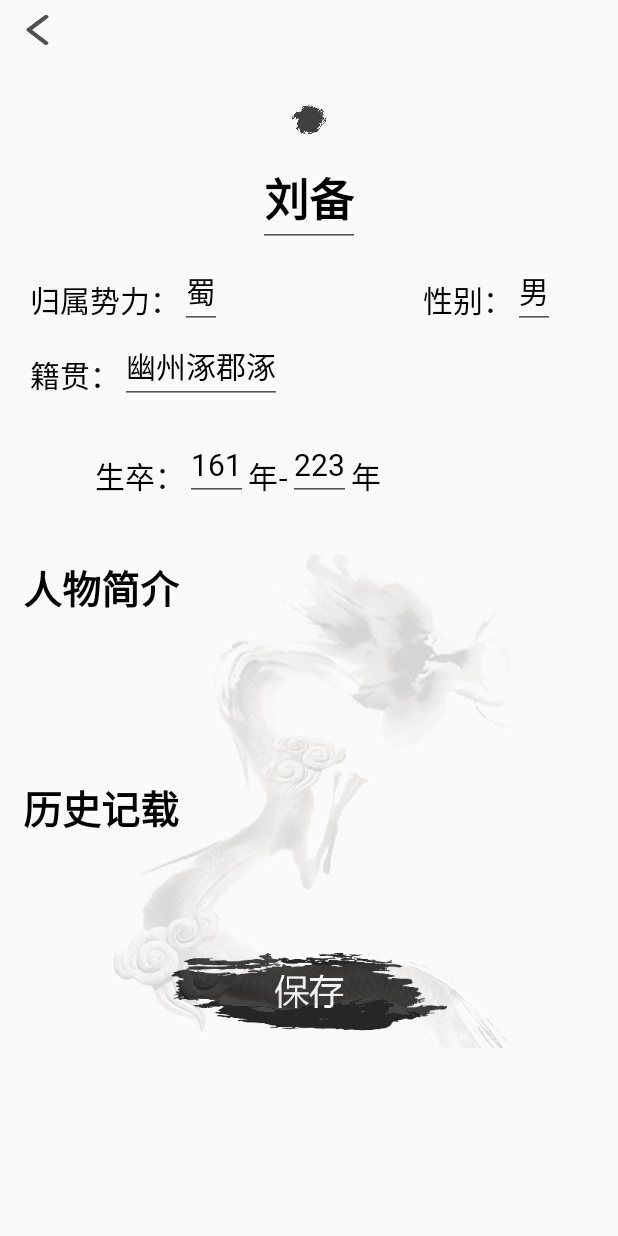
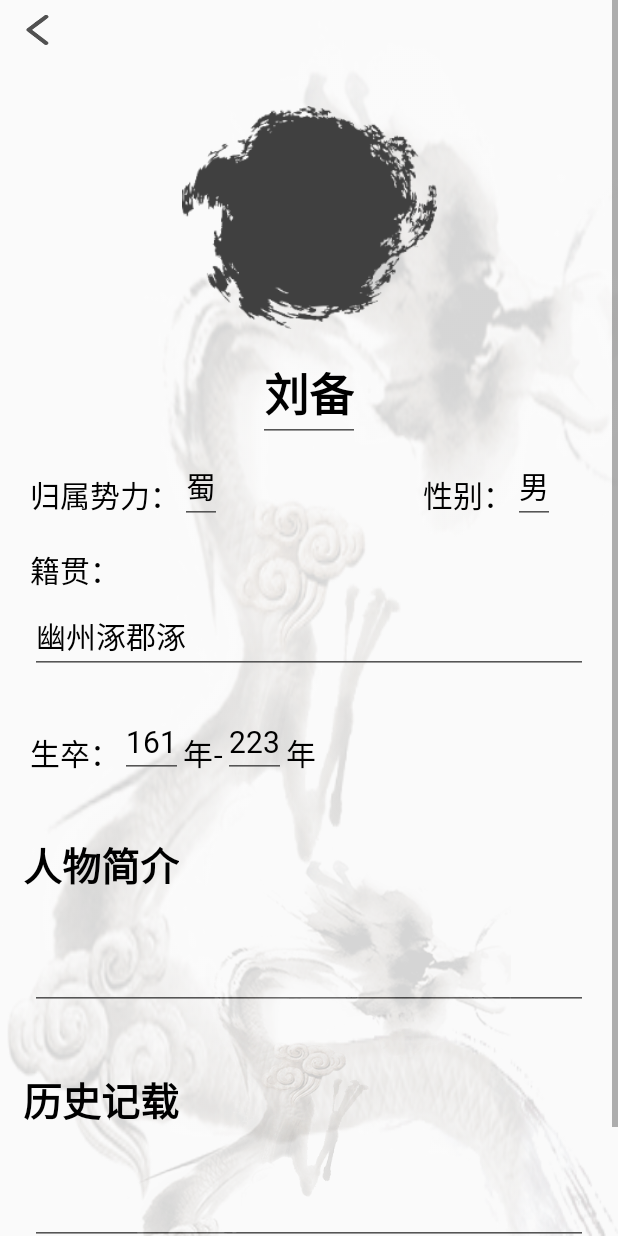
Before and after one commit to MegrezZhu/PeachGarden, an Android app: the layout modify.xml on its own in the app's theme, with its tools: preview values and no code run, on a phone screen of 412 x 824 dp. Run offline under Robolectric (Android 15) with nearby library versions, the phone set to English and light mode, and no system bars.

Commit message:
done (#18)
modify page finished.

```diff
--- a/PeachGarden/app/src/main/java/com/zyuco/peachgarden/DetailActivity.java
+++ b/PeachGarden/app/src/main/java/com/zyuco/peachgarden/DetailActivity.java
@@ -131,6 +131,7 @@ public class DetailActivity extends AppCompatActivity {
 
                         } else if (menuItem.getItemId() == R.id.edit) {
                             Intent intent = new Intent(DetailActivity.this, ModifyActivity.class);
+                            intent.putExtra("character",data);
                             DetailActivity.this.startActivity(intent);
                         }
                         return false;
--- a/PeachGarden/app/src/main/res/layout/modify.xml
+++ b/PeachGarden/app/src/main/res/layout/modify.xml
@@ -1,7 +1,9 @@
 <?xml version="1.0" encoding="utf-8"?>
 <ScrollView
+    android:id="@+id/detail_scroll_view"
     android:layout_width="match_parent"
     android:layout_height="match_parent"
+    android:background="@mipmap/detail_man_bg"
     xmlns:android="http://schemas.android.com/apk/res/android">
     <android.support.constraint.ConstraintLayout xmlns:android="http://schemas.android.com/apk/res/android"
         xmlns:app="http://schemas.android.com/apk/res-auto"
@@ -16,7 +18,7 @@
             android:layout_width="match_parent"
             android:layout_height="match_parent"
             android:orientation="vertical"
-            app:layout_constraintGuide_percent="0.3"
+            app:layout_constraintGuide_begin="20dp"
             />
         <android.support.constraint.Guideline
             android:id="@+id/guideline"
@@ -38,7 +40,7 @@
         <ImageView
             android:id="@+id/detail_avatarBg"
             android:layout_width="170dp"
-            android:layout_height="20dp"
+            android:layout_height="150dp"
             android:layout_marginTop="70dp"
             android:src="@mipmap/avatar_bg"
             app:layout_constraintLeft_toLeftOf="parent"
@@ -131,17 +133,20 @@
             app:layout_constraintTop_toBottomOf="@id/detail_belong"/>
         <EditText
             android:id="@+id/detail_origin_input"
-            android:layout_width="wrap_content"
+            android:layout_width="0dp"
             android:layout_height="wrap_content"
             android:layout_marginTop="4dp"
             android:textColor="#000"
             android:textSize="20sp"
             android:text="幽州涿郡涿"
             android:maxLength="20"
+            android:layout_marginLeft="20dp"
+            android:layout_marginRight="20dp"
             android:theme="@style/MyEditText"
-            app:layout_constraintLeft_toRightOf="@id/detail_origin"
+            app:layout_constraintLeft_toLeftOf="parent"
+            app:layout_constraintRight_toRightOf="parent"
             android:textCursorDrawable="@null"
-            app:layout_constraintTop_toBottomOf="@id/detail_belong"/>
+            app:layout_constraintTop_toBottomOf="@id/detail_origin"/>
 
         <TextView
             android:id="@+id/detail_live"
@@ -151,8 +156,8 @@
             android:textColor="#000"
             android:textSize="20sp"
             android:text="生卒："
-            app:layout_constraintRight_toRightOf="@+id/middle_guideline"
-            app:layout_constraintTop_toBottomOf="@id/detail_origin"/>
+            app:layout_constraintLeft_toRightOf="@+id/middle_guideline"
+            app:layout_constraintTop_toBottomOf="@id/detail_origin_input"/>
         <EditText
             android:id="@+id/from"
             android:layout_width="wrap_content"
@@ -166,7 +171,7 @@
             android:inputType="number"
             app:layout_constraintLeft_toRightOf="@+id/detail_live"
             android:textCursorDrawable="@null"
-            app:layout_constraintTop_toBottomOf="@id/detail_origin"/>
+            app:layout_constraintTop_toBottomOf="@id/detail_origin_input"/>
         <TextView
             android:id="@+id/year"
             android:layout_width="wrap_content"
@@ -176,7 +181,7 @@
             android:textSize="20sp"
             android:text="年-"
             app:layout_constraintLeft_toRightOf="@+id/from"
-            app:layout_constraintTop_toBottomOf="@id/detail_origin"/>
+            app:layout_constraintTop_toBottomOf="@id/detail_origin_input"/>
         <EditText
             android:id="@+id/to"
             android:layout_width="wrap_content"
@@ -190,7 +195,7 @@
             android:inputType="number"
             app:layout_constraintLeft_toRightOf="@+id/year"
             android:textCursorDrawable="@null"
-            app:layout_constraintTop_toBottomOf="@id/detail_origin"/>
+            app:layout_constraintTop_toBottomOf="@id/detail_origin_input"/>
         <TextView
             android:id="@+id/second_year"
             android:layout_width="wrap_content"
@@ -200,7 +205,7 @@
             android:textSize="20sp"
             android:text="年"
             app:layout_constraintLeft_toRightOf="@+id/to"
-            app:layout_constraintTop_toBottomOf="@id/detail_origin"/>
+            app:layout_constraintTop_toBottomOf="@id/detail_origin_input"/>
 
         <TextView
             android:id="@+id/abstractLabel"
@@ -215,7 +220,7 @@
             app:layout_constraintLeft_toLeftOf="parent"
             app:layout_constraintTop_toBottomOf="@id/detail_live"/>
 
-        <TextView
+        <EditText
             android:id="@+id/detail_abstract"
             android:layout_width="0dp"
             android:layout_height="wrap_content"
@@ -225,6 +230,9 @@
             android:paddingBottom="20dp"
             android:textColor="#000"
             android:textSize="20sp"
+            android:layout_marginLeft="20dp"
+            android:layout_marginRight="20dp"
+            android:theme="@style/MyEditText"
             app:layout_constraintLeft_toLeftOf="parent"
             app:layout_constraintRight_toRightOf="parent"
             app:layout_constraintTop_toBottomOf="@id/abstractLabel"/>
@@ -241,7 +249,7 @@
             app:layout_constraintLeft_toLeftOf="parent"
             app:layout_constraintTop_toBottomOf="@id/detail_abstract"/>
 
-        <TextView
+        <EditText
             android:id="@+id/detail_desription"
             android:layout_width="0dp"
             android:layout_height="wrap_content"
@@ -251,6 +259,9 @@
             android:paddingBottom="20dp"
             android:textColor="#000"
             android:textSize="20sp"
+            android:layout_marginLeft="20dp"
+            android:layout_marginRight="20dp"
+            android:theme="@style/MyEditText"
             app:layout_constraintLeft_toLeftOf="parent"
             app:layout_constraintRight_toRightOf="parent"
             app:layout_constraintTop_toBottomOf="@id/historyLabel"/>
```
Also changed, not shown: PeachGarden/app/src/main/java/com/zyuco/peachgarden/ModifyActivity.java (+86 -0 lines).
